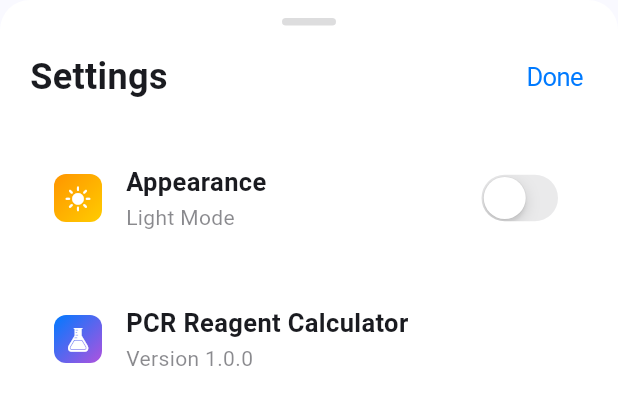
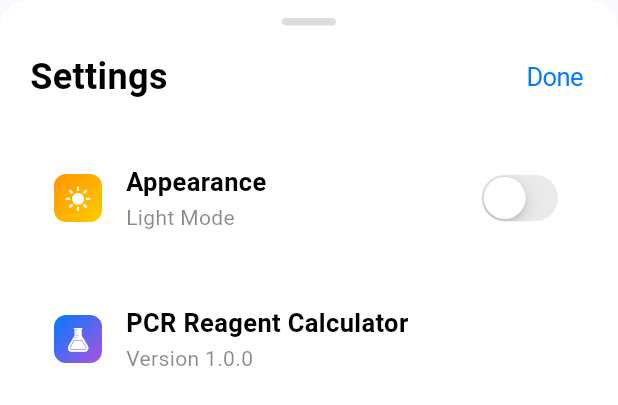
Before and after one commit to alextu870719/Lab-Studio, a Flutter app: the SettingsPage widget shown alone on an empty page, opened directly with empty values, on a phone screen of 412 x 824 dp. Shown: the top 405 px of the screen. Run offline on Flutter 3.47's test engine with Material 3 defaults, Android fonts, the light colour scheme and no system bars; our stand-ins replace printing, shared_preferences; accounts and stored records are empty.

Commit message:
🌙 修復暗色模式下試劑列表文字顏色顯示問題 (Fix Reagent List Text Color Issues in Dark Mode)
🐛 問題修復：
- 修復暗色模式下試劑名稱、體積、總體積等文字顯示問題
- 確保所有試劑相關文字在暗色模式下使用 CupertinoColors.label
- 修復設定頁面和配置載入頁面的文字顏色問題
- 解決白底白字導致文字不可見的問題

🎨 具體修改：
- _buildDisplayReagentRow: 將 color: null 改為 color: CupertinoColors.label
- 設定頁面標題和項目文字：明確指定 CupertinoColors.label
- 配置載入頁面標題：明確指定 CupertinoColors.label
- 應用程式資訊標題：明確指定 CupertinoColors.label

✅ 修復結果：
- 暗色模式下試劑列表完全可讀，黑底白字正確顯示
- 設定頁面在暗色模式下所有文字清晰可見
- 配置載入頁面文字正常顯示
- 保持亮色模式下的正常顯示效果

```diff
--- a/lib/main.dart
+++ b/lib/main.dart
@@ -639,7 +639,7 @@ class _PcrCalculatorPageState extends State<PcrCalculatorPage> {
             style: CupertinoTheme.of(context).textTheme.textStyle.copyWith(
               color: reagent.isOptional && !isIncluded
                   ? CupertinoColors.secondaryLabel
-                  : null,
+                  : CupertinoColors.label,
             ),
           ),
         ),
@@ -653,7 +653,7 @@ class _PcrCalculatorPageState extends State<PcrCalculatorPage> {
             style: CupertinoTheme.of(context).textTheme.textStyle.copyWith(
               color: reagent.isOptional && !isIncluded
                   ? CupertinoColors.secondaryLabel
-                  : null,
+                  : CupertinoColors.label,
             ),
           ),
         ),
@@ -668,7 +668,7 @@ class _PcrCalculatorPageState extends State<PcrCalculatorPage> {
               fontWeight: FontWeight.w600,
               color: reagent.isOptional && !isIncluded
                   ? CupertinoColors.secondaryLabel
-                  : null,
+                  : CupertinoColors.label,
             ),
           ),
         ),
@@ -1358,11 +1358,12 @@ class _ConfigurationSelectorState extends State<ConfigurationSelector> {
             child: Row(
               mainAxisAlignment: MainAxisAlignment.spaceBetween,
               children: [
-                const Text(
+                Text(
                   'Load Configuration',
                   style: TextStyle(
                     fontSize: 20,
                     fontWeight: FontWeight.w600,
+                    color: CupertinoColors.label,
                   ),
                 ),
                 CupertinoButton(
@@ -1445,9 +1446,10 @@ class _ConfigurationSelectorState extends State<ConfigurationSelector> {
                                     children: [
                                       Text(
                                         config.name,
-                                        style: const TextStyle(
+                                        style: TextStyle(
                                           fontSize: 17,
                                           fontWeight: FontWeight.w600,
+                                          color: CupertinoColors.label,
                                         ),
                                       ),
                                       const SizedBox(height: 4),
@@ -1531,11 +1533,12 @@ class SettingsPage extends StatelessWidget {
             child: Row(
               mainAxisAlignment: MainAxisAlignment.spaceBetween,
               children: [
-                const Text(
+                Text(
                   'Settings',
                   style: TextStyle(
                     fontSize: 24,
                     fontWeight: FontWeight.w600,
+                    color: CupertinoColors.label,
                   ),
                 ),
                 CupertinoButton(
@@ -1595,9 +1598,10 @@ class SettingsPage extends StatelessWidget {
                                 children: [
                                   Text(
                                     'Appearance',
-                                    style: const TextStyle(
+                                    style: TextStyle(
                                       fontSize: 17,
                                       fontWeight: FontWeight.w600,
+                                      color: CupertinoColors.label,
                                     ),
                                   ),
                                   const SizedBox(height: 2),
@@ -1661,7 +1665,7 @@ class SettingsPage extends StatelessWidget {
                             ),
                             const SizedBox(width: 16),
                             // 標題和描述
-                            const Expanded(
+                            Expanded(
                               child: Column(
                                 crossAxisAlignment: CrossAxisAlignment.start,
                                 children: [
@@ -1670,9 +1674,10 @@ class SettingsPage extends StatelessWidget {
                                     style: TextStyle(
                                       fontSize: 17,
                                       fontWeight: FontWeight.w600,
+                                      color: CupertinoColors.label,
                                     ),
                                   ),
-                                  SizedBox(height: 2),
+                                  const SizedBox(height: 2),
                                   Text(
                                     'Version 1.0.0',
                                     style: TextStyle(
```
